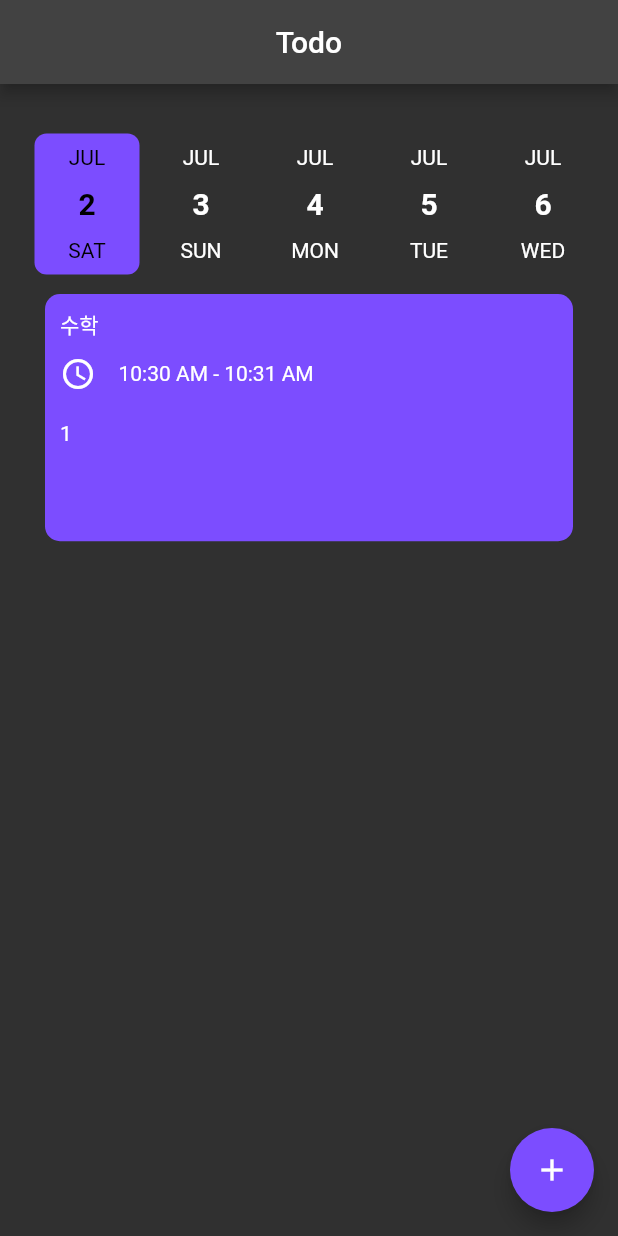
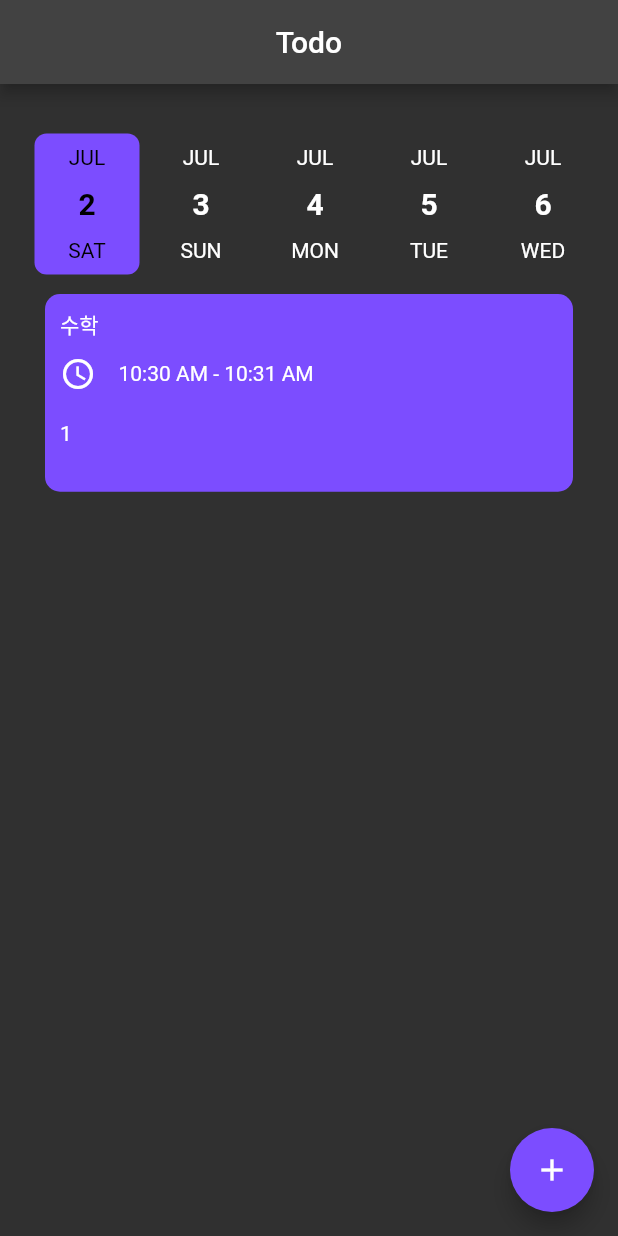
Before and after one commit to mintchocojaem/nevertheless, a Flutter app: the TaskPage screen opened directly, on a phone screen of 412 x 824 dp. Run offline on Flutter 3.47's test engine with Material 2 defaults, Android fonts, the phone set to English and light mode, and no system bars; drawn by our look-alikes of date_picker_timeline; our stand-ins replace circular_countdown_timer, flutter_local_notifications, flutter_staggered_animations, get, hive, hive_flutter and 2 more; missing offline and left inert: time_chart; accounts and stored records are empty.

Commit message:
버그 수정

```diff
--- a/lib/app/ui/page/timer/pages/timer_page.dart
+++ b/lib/app/ui/page/timer/pages/timer_page.dart
@@ -29,6 +29,7 @@ class _TimerPageState extends State<TimerPage> {
 
     taskWidgetList = List.empty(growable: true);
     durationList = List.empty(growable: true);
+
     for( Task i in widget.taskList){
       if(i.repeat![DateTime.now().weekday-1]){
         taskWidgetList.add(
@@ -79,6 +80,8 @@ class _TimerPageState extends State<TimerPage> {
         pomodoroTaskList.add("Rest Time"+" ("+ i.title! +")");
       }
     }
+
+
     return Scaffold(
       appBar: AppBar(
         title: Text('Timer'),
@@ -98,7 +101,7 @@ class _TimerPageState extends State<TimerPage> {
               child: ListView(
                   shrinkWrap: true,
                   padding: const EdgeInsets.all(8),
-                  children: taskWidgetList
+                  children: taskWidgetList,
               ),
             )
           ],
--- a/lib/app/ui/page/todo/pages/task_detail.dart
+++ b/lib/app/ui/page/todo/pages/task_detail.dart
@@ -1,6 +1,7 @@
 import 'package:flutter/cupertino.dart';
 import 'package:flutter/material.dart';
 import 'package:intl/intl.dart';
+import 'package:nevertheless/app/ui/index_screen.dart';
 import 'package:weekday_selector/weekday_selector.dart';
 
 import '../../../../data/model/task.dart';
@@ -239,7 +240,8 @@ class _TaskDetailPageState extends State<TaskDetailPage>{
                   ),
                   Center(
                     child: IconButton(icon: Icon(Icons.delete_outline), onPressed: () {
-
+                      taskList.remove(widget.task);
+                      Navigator.pop(context);
                     },),
                   ),
                   const SizedBox(
--- a/lib/app/ui/page/todo/pages/task_page.dart
+++ b/lib/app/ui/page/todo/pages/task_page.dart
@@ -30,18 +30,19 @@ class _TaskPageState extends State<TaskPage> {
     SizeConfig.screenHeight = 100;
     SizeConfig.screenWidth = 100;
     day = selectDate.day;
+
+    super.initState();
+  }
+
+  @override
+  Widget build(BuildContext context) {
+    dateTodoList = List.empty(growable: true);
     for(var i in widget.taskList){
       Task task = i;
       if (task.repeat![selectDate.weekday-1] == true){
         dateTodoList.add(task);
       }
     }
-
-    super.initState();
-  }
-
-  @override
-  Widget build(BuildContext context) {
 
     return Scaffold(
       appBar: AppBar(
--- a/lib/app/ui/page/todo/widgets/task_tile.dart
+++ b/lib/app/ui/page/todo/widgets/task_tile.dart
@@ -10,7 +10,7 @@ class TaskTile extends StatelessWidget {
   @override
   Widget build(BuildContext context) {
     return Container(
-      height: MediaQuery.of(context).orientation == Orientation.portrait ?  MediaQuery.of(context).size.height *0.2:200,
+      height: MediaQuery.of(context).orientation == Orientation.portrait ?  MediaQuery.of(context).size.height *0.16:200,
       width: MediaQuery.of(context).orientation == Orientation.portrait ?  MediaQuery.of(context).size.width :MediaQuery.of(context).size.width *0.7,
       margin: const EdgeInsets.symmetric(vertical: 10,horizontal: 10),
       padding: EdgeInsets.symmetric(horizontal: 10,vertical: MediaQuery.of(context).orientation == Orientation.portrait ? 10 : 0),
@@ -25,7 +25,7 @@ class TaskTile extends StatelessWidget {
               mainAxisAlignment: MainAxisAlignment.center,
               children: [
                 Text(
-                  '${task.title}',
+                  '${task.title}',style: TextStyle(overflow: TextOverflow.ellipsis,),
                 ),
                 const SizedBox(
                   height: 10,
@@ -42,7 +42,8 @@ class TaskTile extends StatelessWidget {
                 const SizedBox(
                   height: 20,
                 ),
-                Expanded(child: SingleChildScrollView(child: Text('${task.note}',style: TextStyle(color: Colors.white),)))
+                Expanded(child: SingleChildScrollView(child: Text('${task.note}',style: TextStyle(color: Colors.white),
+                  overflow: TextOverflow.ellipsis,)))
               ],
             ),
           ),
```
Also changed, not shown: lib/app/ui/page/timechart/pages/time_chart.dart (+5 -3 lines), lib/app/ui/page/timer/widgets/pomodoro_timer.dart (+8 -3 lines), pubspec.yaml (+7 -2 lines), assets/icon.png (added), 34 other files. Lines whose indentation alone changed are shown as unchanged.
